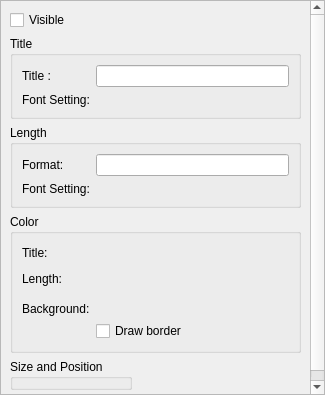
i-RIC/prepost-gui, file libs/guicore/arrows/arrowslegendsettingeditwidget.ui: the form before one commit.
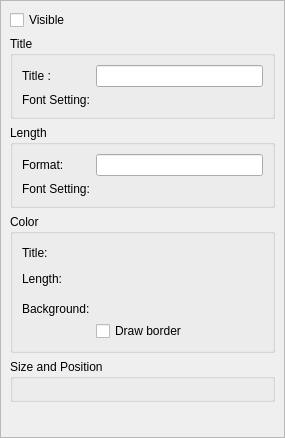
The form after the commit. Custom widgets are drawn as their Qt base class.

The edit to the form file:
```diff
--- a/libs/guicore/arrows/arrowslegendsettingeditwidget.ui
+++ b/libs/guicore/arrows/arrowslegendsettingeditwidget.ui
@@ -6,8 +6,8 @@
    <rect>
     <x>0</x>
     <y>0</y>
-    <width>325</width>
-    <height>395</height>
+    <width>285</width>
+    <height>438</height>
    </rect>
   </property>
   <property name="windowTitle">
@@ -36,11 +36,11 @@
        <rect>
         <x>0</x>
         <y>0</y>
-        <width>323</width>
-        <height>393</height>
+        <width>283</width>
+        <height>436</height>
        </rect>
       </property>
-      <layout class="QVBoxLayout" name="verticalLayout_5" stretch="0,0,0,0,0,1">
+      <layout class="QVBoxLayout" name="verticalLayout" stretch="0,0,0,0,0,1">
        <item>
         <widget class="QCheckBox" name="visibleCheckBox">
          <property name="text">
@@ -247,13 +247,11 @@
         </widget>
        </item>
        <item>
-        <layout class="QHBoxLayout" name="horizontalLayout_2">
-         <item>
           <widget class="QGroupBox" name="imageSettingGroupBox">
            <property name="title">
             <string>Size and Position</string>
            </property>
-           <layout class="QVBoxLayout" name="verticalLayout">
+         <layout class="QHBoxLayout" name="horizontalLayout">
             <property name="leftMargin">
              <number>0</number>
             </property>
@@ -269,9 +267,6 @@
             <item>
              <widget class="ImageSettingWidget" name="imageSettingWidget" native="true"/>
             </item>
-           </layout>
-          </widget>
-         </item>
          <item>
           <spacer name="horizontalSpacer_2">
            <property name="orientation">
@@ -286,6 +281,7 @@
           </spacer>
          </item>
         </layout>
+        </widget>
        </item>
        <item>
         <spacer name="verticalSpacer">
```
Lines whose indentation alone changed are shown as unchanged.
